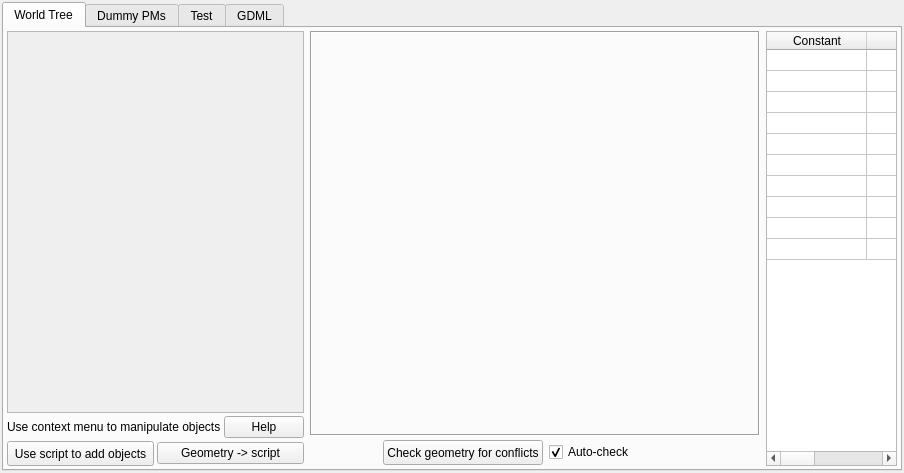
Old version of the form src/gui/detectoraddonswindow.ui in the repository andrmor/ANTS2.
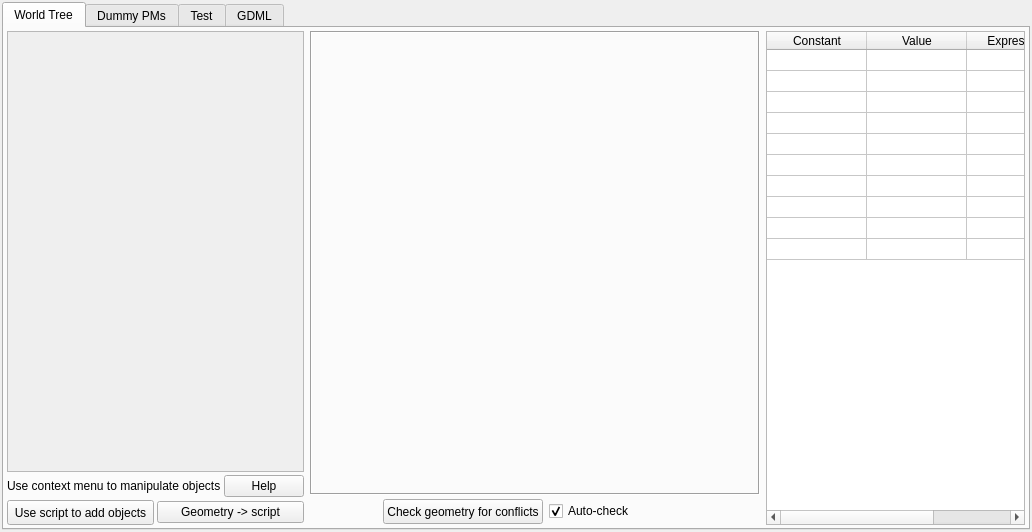
New version of the form.

The edit to the form file:
```diff
--- a/src/gui/detectoraddonswindow.ui
+++ b/src/gui/detectoraddonswindow.ui
@@ -6,8 +6,8 @@
    <rect>
     <x>0</x>
     <y>0</y>
-    <width>904</width>
-    <height>473</height>
+    <width>1032</width>
+    <height>532</height>
    </rect>
   </property>
   <property name="windowTitle">
@@ -65,7 +65,7 @@
                <x>0</x>
                <y>0</y>
                <width>346</width>
-               <height>362</height>
+               <height>421</height>
               </rect>
              </property>
             </widget>
```
